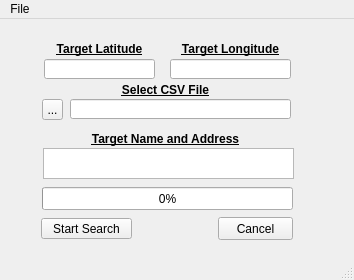
thenewguy854/Geospatial-Location-webscraper, file Gui_window.ui: the form before one commit.
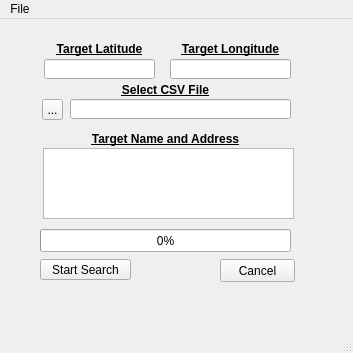
The form after the commit.

Commit message: Overhauled GUI to include fixing all buttons displayed on the program. Fixed Progress bar on GUI.

What changed in the file:
```diff
--- a/Gui_window.ui
+++ b/Gui_window.ui
@@ -6,8 +6,8 @@
    <rect>
     <x>0</x>
     <y>0</y>
-    <width>354</width>
-    <height>280</height>
+    <width>353</width>
+    <height>353</height>
    </rect>
   </property>
   <property name="windowTitle">
@@ -17,8 +17,8 @@
    <widget class="QPushButton" name="pushButton">
     <property name="geometry">
      <rect>
-      <x>41</x>
-      <y>199</y>
+      <x>40</x>
+      <y>240</y>
       <width>91</width>
       <height>21</height>
      </rect>
@@ -33,8 +33,8 @@
    <widget class="QPushButton" name="pushButton_1">
     <property name="geometry">
      <rect>
-      <x>218</x>
-      <y>198</y>
+      <x>220</x>
+      <y>240</y>
       <width>75</width>
       <height>23</height>
      </rect>
@@ -46,8 +46,8 @@
    <widget class="QProgressBar" name="progressBar">
     <property name="geometry">
      <rect>
-      <x>42</x>
-      <y>168</y>
+      <x>40</x>
+      <y>210</y>
       <width>251</width>
       <height>23</height>
      </rect>
@@ -114,7 +114,7 @@
       <x>43</x>
       <y>129</y>
       <width>251</width>
-      <height>31</height>
+      <height>71</height>
      </rect>
     </property>
     <property name="toolTip">
@@ -183,7 +183,7 @@
     <rect>
      <x>0</x>
      <y>0</y>
-     <width>354</width>
+     <width>353</width>
      <height>22</height>
     </rect>
    </property>
```
Left out of the diff: 12 changed lines with no effect on the pictures. The commit also changes 3 other files.
